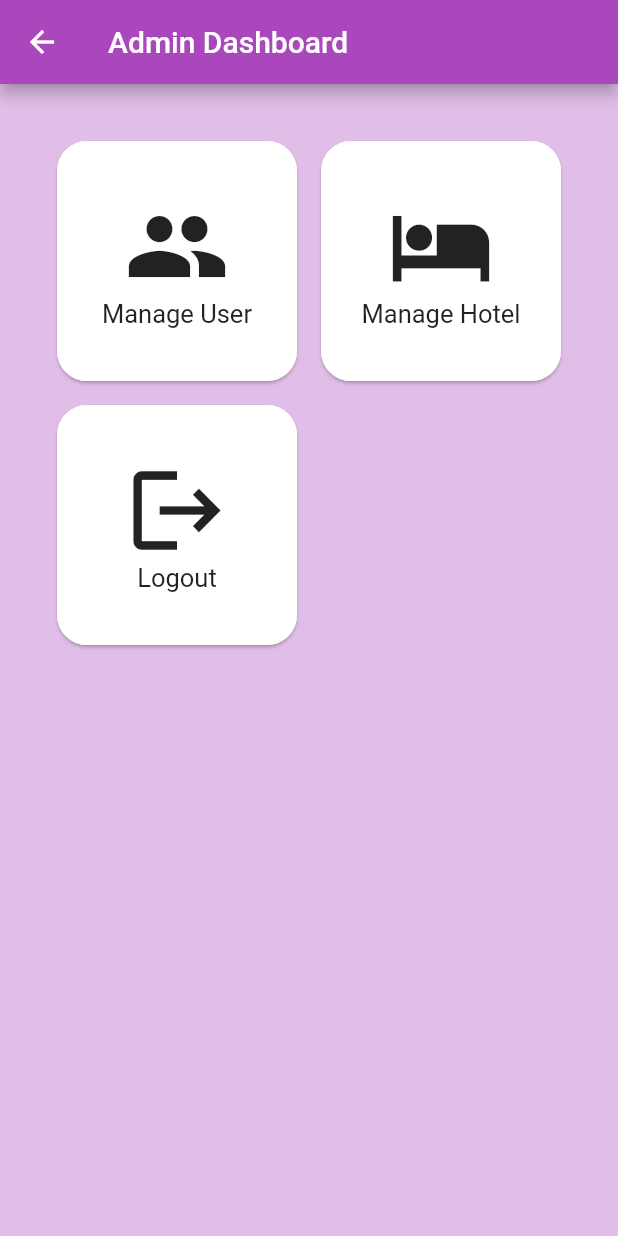
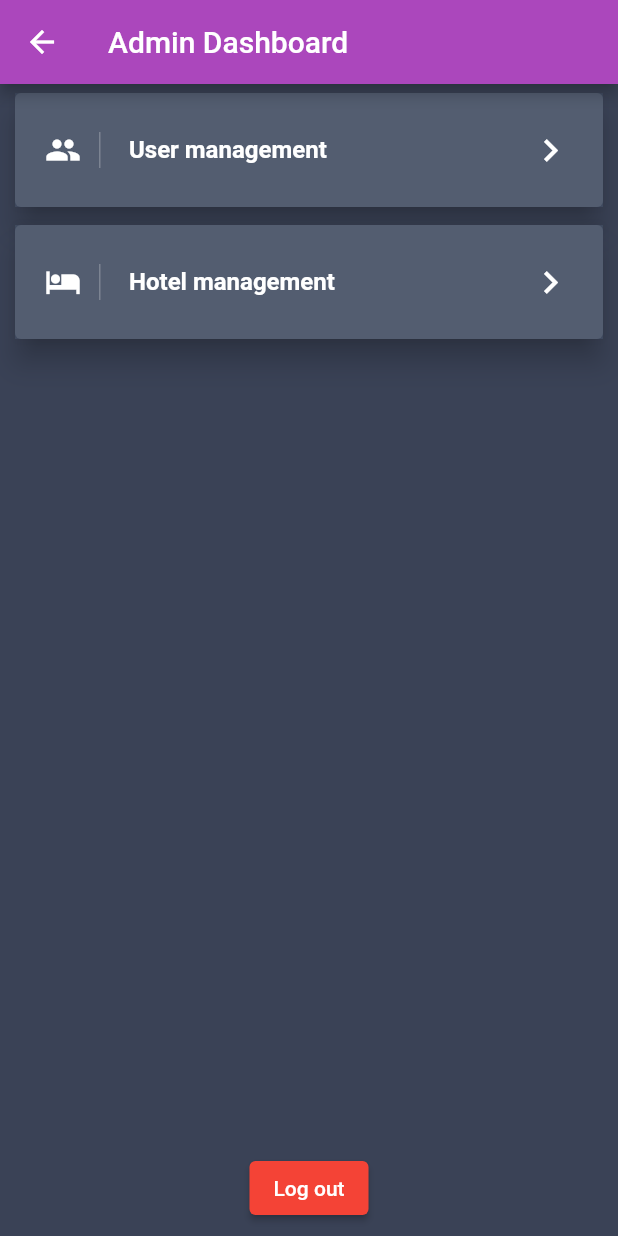
Before and after one commit to Lee-ZC/6002CEM_Group15, a Flutter app: the MyAdminApp screen opened directly, on a phone screen of 412 x 824 dp. Run offline on Flutter 3.47's test engine with Material 2 defaults, Android fonts, the phone set to English and light mode, and no system bars; our stand-ins replace cloud_firestore, firebase_auth, firebase_core, smooth_page_indicator; accounts and stored records are empty; network calls fail.

Commit message:
Update UI

```diff
--- a/lib/Admin/Admin_home.dart
+++ b/lib/Admin/Admin_home.dart
@@ -1,16 +1,14 @@
 import 'package:flutter/material.dart';
 import 'package:trip_now/Admin/Manage_Hotel.dart';
+import 'package:trip_now/Admin/userManage.dart';
 import 'package:trip_now/main.dart';
 import 'package:trip_now/login.dart';
-
-
 
 // void main(List<String> args) {
 //   runApp(new MaterialApp(
 //     home: MyAdminApp(),
 //   ));
 // }
-
 
 class MyAdminApp extends StatefulWidget {
   const MyAdminApp({Key? key}) : super(key: key);
@@ -19,112 +17,187 @@ class MyAdminApp extends StatefulWidget {
   State<MyAdminApp> createState() => _MyAdminAppState();
 }
 
-
-
-
 class _MyAdminAppState extends State<MyAdminApp> {
   @override
   Widget build(BuildContext context) {
     return Scaffold(
-      appBar:  AppBar(
+      backgroundColor: Color.fromRGBO(58, 66, 86, 1.0),
+      appBar: AppBar(
         title: Text("Admin Dashboard"),
         backgroundColor: Colors.purple[400],
       ),
-      backgroundColor: Colors.purple[100],
       body: Container(
-        padding: EdgeInsets.all(30.0),
-        child: GridView.count(
-          crossAxisCount: 2,
-          children: <Widget>[
-            Card(
-              shape: RoundedRectangleBorder(
-                side: const BorderSide(
-                  color: Colors.white,
+        child: Column(
+          children: [
+            InkWell(
+              onTap: (){ Navigator.of(context).push(MaterialPageRoute(builder: (context) => UserManage()));},
+              child: Card(
+                elevation: 8.0,
+                margin: new EdgeInsets.symmetric(horizontal: 10.0, vertical: 6.0),
+                child: Container(
+                  decoration:
+                      BoxDecoration(color: Color.fromRGBO(64, 75, 96, .9)),
+                  child: ListTile(
+                      contentPadding:
+                          EdgeInsets.symmetric(horizontal: 20.0, vertical: 10.0),
+                      leading: Container(
+                        padding: EdgeInsets.only(right: 12.0),
+                        decoration: new BoxDecoration(
+                            border: new Border(
+                                right: new BorderSide(
+                                    width: 1.0, color: Colors.white24))),
+                        child: Icon(Icons.people, color: Colors.white),
+                      ),
+                      title: Text(
+                        "User management",
+                        style: TextStyle(
+                            color: Colors.white, fontWeight: FontWeight.bold),
+                      ),
+                      // subtitle: Text("Intermediate", style: TextStyle(color: Colors.white)),
+
+                      trailing: Icon(Icons.keyboard_arrow_right,
+                          color: Colors.white, size: 30.0)),
                 ),
-                borderRadius: BorderRadius.circular(20.0),
-              ),
-              margin: EdgeInsets.all(8.0),
-              child: InkWell(
-                onTap: () {},
-                splashColor: Colors.cyan,
-                child: Center(
-                    child: Column(
-                  mainAxisSize: MainAxisSize.min,
-                  children: <Widget>[
-                    Icon(
-                      Icons.people,
-                      size: 70.0,
-                    ),
-                    Text(
-                      "Manage User",
-                      style: new TextStyle(fontSize: 17.0),
-                    )
-                  ],
-                )),
               ),
             ),
-            Card(
-              shape: RoundedRectangleBorder(
-                side: BorderSide(
-                  color: Colors.white,
+            InkWell(
+              onTap: (){Navigator.of(context).push(MaterialPageRoute(builder: (context) => AddHotelScreen()));},
+              child: Card(
+                elevation: 8.0,
+                margin: new EdgeInsets.symmetric(horizontal: 10.0, vertical: 6.0),
+                child: Container(
+                  decoration:
+                  BoxDecoration(color: Color.fromRGBO(64, 75, 96, .9)),
+                  child: ListTile(
+                      contentPadding:
+                      EdgeInsets.symmetric(horizontal: 20.0, vertical: 10.0),
+                      leading: Container(
+                        padding: EdgeInsets.only(right: 12.0),
+                        decoration: new BoxDecoration(
+                            border: new Border(
+                                right: new BorderSide(
+                                    width: 1.0, color: Colors.white24))),
+                        child: Icon(Icons.hotel, color: Colors.white),
+                      ),
+                      title: Text(
+                        "Hotel management",
+                        style: TextStyle(
+                            color: Colors.white, fontWeight: FontWeight.bold),
+                      ),
+                      // subtitle: Text("Intermediate", style: TextStyle(color: Colors.white)),
+
+                      trailing: Icon(Icons.keyboard_arrow_right,
+                          color: Colors.white, size: 30.0)),
                 ),
-                borderRadius: BorderRadius.circular(20.0),
-              ),
-              margin: EdgeInsets.all(8.0),
-              child: InkWell(
-                onTap: () {
-                  Navigator.of(context).push(MaterialPageRoute(builder: (context) => AddHotelScreen()));
-                },
-                splashColor: Colors.cyan,
-                child: Center(
-                    child: Column(
-                      mainAxisSize: MainAxisSize.min,
-                      children: <Widget>[
-                        Icon(
-                          Icons.hotel,
-                          size: 70.0,
-                        ),
-                        Text(
-                          "Manage Hotel",
-                          style: new TextStyle(fontSize: 17.0),
-                        )
-                      ],
-                    )),
               ),
             ),
-            Card(
-              shape: RoundedRectangleBorder(
-                side: BorderSide(
-                  color: Colors.white,
-                ),
-                borderRadius: BorderRadius.circular(20.0),
-              ),
-              margin: EdgeInsets.all(8.0),
-              child: InkWell(
-                onTap: () {
-                  Navigator.of(context).push(MaterialPageRoute(builder: (context) => Login()));
-                },
-                splashColor: Colors.cyan,
-                child: Center(
-                    child: Column(
-                      mainAxisSize: MainAxisSize.min,
-                      children: <Widget>[
-                        Icon(
-                          Icons.logout,
-                          size: 70.0,
-                        ),
-                        Text(
-                          "Logout",
-                          style: new TextStyle(fontSize: 17.0),
-                        )
-                      ],
-                    )),
-              ),
-            ),
-
+            Expanded(
+                child: Align(
+                    alignment: Alignment.bottomCenter,
+                    child: Padding(
+                      padding: const EdgeInsets.only(bottom: 8.0),
+                      child: ElevatedButton(
+                          onPressed: () {}, child: const Text('Log out')),
+                    ))),
           ],
         ),
       ),
+      // Container(
+      //   padding: EdgeInsets.all(30.0),
+      //   child: GridView.count(
+      //     crossAxisCount: 2,
+      //     children: <Widget>[
+      //       Card(
+      //         shape: RoundedRectangleBorder(
+      //           side: const BorderSide(
+      //             color: Colors.white,
+      //           ),
+      //           borderRadius: BorderRadius.circular(20.0),
+      //         ),
+      //         margin: EdgeInsets.all(8.0),
+      //         child: InkWell(
+      //           onTap: () {
+      //             Navigator.of(context).push(MaterialPageRoute(builder: (context) => UserManage()));
+      //           },
+      //           splashColor: Colors.cyan,
+      //           child: Center(
+      //               child: Column(
+      //             mainAxisSize: MainAxisSize.min,
+      //             children: <Widget>[
+      //               Icon(
+      //                 Icons.people,
+      //                 size: 70.0,
+      //               ),
+      //               Text(
+      //                 "Manage User",
+      //                 style: new TextStyle(fontSize: 17.0),
+      //               )
+      //             ],
+      //           )),
+      //         ),
+      //       ),
+      //       Card(
+      //         shape: RoundedRectangleBorder(
+      //           side: BorderSide(
+      //             color: Colors.white,
+      //           ),
+      //           borderRadius: BorderRadius.circular(20.0),
+      //         ),
+      //         margin: EdgeInsets.all(8.0),
+      //         child: InkWell(
+      //           onTap: () {
+      //             Navigator.of(context).push(MaterialPageRoute(builder: (context) => AddHotelScreen()));
+      //           },
+      //           splashColor: Colors.cyan,
+      //           child: Center(
+      //               child: Column(
+      //                 mainAxisSize: MainAxisSize.min,
+      //                 children: <Widget>[
+      //                   Icon(
+      //                     Icons.hotel,
+      //                     size: 70.0,
+      //                   ),
+      //                   Text(
+      //                     "Manage Hotel",
+      //                     style: new TextStyle(fontSize: 17.0),
+      //                   )
+      //                 ],
+      //               )),
+      //         ),
+      //       ),
+      //       Card(
+      //         shape: RoundedRectangleBorder(
+      //           side: BorderSide(
+      //             color: Colors.white,
+      //           ),
+      //           borderRadius: BorderRadius.circular(20.0),
+      //         ),
+      //         margin: EdgeInsets.all(8.0),
+      //         child: InkWell(
+      //           onTap: () {
+      //             Navigator.of(context).push(MaterialPageRoute(builder: (context) => Login()));
+      //           },
+      //           splashColor: Colors.cyan,
+      //           child: Center(
+      //               child: Column(
+      //                 mainAxisSize: MainAxisSize.min,
+      //                 children: <Widget>[
+      //                   Icon(
+      //                     Icons.logout,
+      //                     size: 70.0,
+      //                   ),
+      //                   Text(
+      //                     "Logout",
+      //                     style: new TextStyle(fontSize: 17.0),
+      //                   )
+      //                 ],
+      //               )),
+      //         ),
+      //       ),
+      //
+      //     ],
+      //   ),
+      // ),
     );
   }
 }
--- a/lib/main.dart
+++ b/lib/main.dart
@@ -3,12 +3,8 @@ import 'dart:async';
 import 'package:firebase_auth/firebase_auth.dart';
 import 'package:flutter/material.dart';
 import 'package:trip_now/Pages/onboardingPage.dart';
-import 'package:trip_now/botton_Nav.dart';
 import 'package:trip_now/Pages/home.dart';
-import 'package:trip_now/login.dart';
 import 'package:firebase_core/firebase_core.dart';
-
-import 'NavBar.dart';
 
 Future main() async {
   WidgetsFlutterBinding.ensureInitialized();
--- a/pubspec.yaml
+++ b/pubspec.yaml
@@ -27,6 +27,7 @@ environment:
 # the latest version available on pub.dev. To see which dependencies have newer
 # versions available, run `flutter pub outdated`.
 dependencies:
+
   smooth_page_indicator: ^1.0.0+2
   #animated_background: ^1.0.5
   fluttertoast: ^8.2.1
@@ -45,6 +46,7 @@ dependencies:
 
 
   firebase_core_platform_interface: 4.8.0
+  translator: ^0.1.7
 
 
 
```
Also changed, not shown: lib/Admin/userManage.dart (added, +125 -0 lines), lib/NavBar.dart (+3 -10 lines), lib/Pages/onboardingPage.dart (+19 -0 lines), lib/database.dart (added, +16 -0 lines), pubspec.lock.
